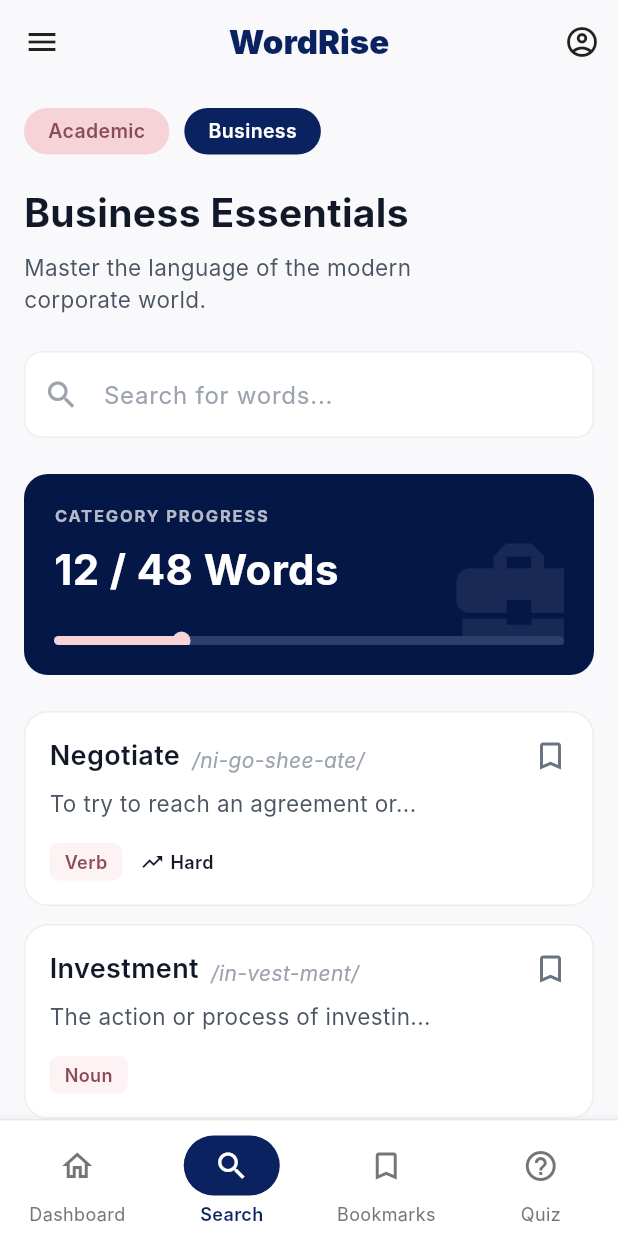
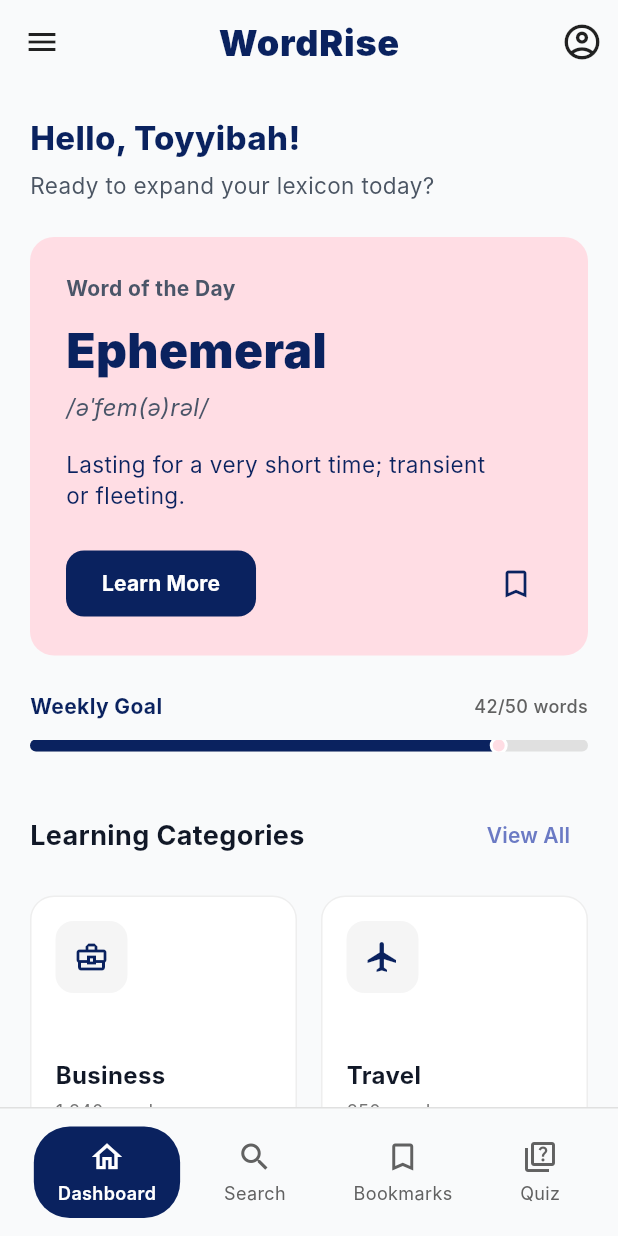
Before and after one commit to toyyibahnovianti-pixel/tugas_uas_mobile-programming, a Flutter app: the screen it shows after launch, on a phone screen of 412 x 824 dp. Run offline on Flutter 3.47's test engine with Material 3 defaults, Android fonts, the phone set to English and light mode, and no system bars; Roboto replaces fonts that are missing (Inter).

Commit message:
menambah kode dashboard di main.dart

```diff
--- a/lib/main.dart
+++ b/lib/main.dart
@@ -163,11 +163,11 @@
 }
 
 class _MainScreenState extends State<MainScreen> {
-  int _selectedIndex = 1;
+  int _selectedIndex = 0;
 
   final List<Widget> _pages = [
-    const Center(child: Text('Dashboard')),
     const HomeScreen(),
+    const Center(child: Text('Search')),
     const BookmarksScreen(),
     const Center(child: Text('Quiz')),
   ];
@@ -177,53 +177,65 @@
     return Scaffold(
       body: _pages[_selectedIndex],
       bottomNavigationBar: Container(
+        padding: const EdgeInsets.symmetric(vertical: 12, horizontal: 16),
         decoration: BoxDecoration(
-          border: Border(top: BorderSide(color: Colors.grey.shade200, width: 1)),
+          color: const Color(0xFFF9FAFB),
+          border: Border(top: BorderSide(color: Colors.grey.shade300, width: 1)),
         ),
-        child: BottomNavigationBar(
-          type: BottomNavigationBarType.fixed,
-          backgroundColor: Colors.white,
-          selectedItemColor: const Color(0xFF0A225F),
-          unselectedItemColor: Colors.grey.shade600,
-          selectedFontSize: 12,
-          unselectedFontSize: 12,
-          selectedLabelStyle: const TextStyle(fontWeight: FontWeight.w600),
-          currentIndex: _selectedIndex,
-          onTap: (index) {
-            setState(() {
-              _selectedIndex = index;
-            });
-          },
-          items: [
+        child: SafeArea(
+          child: Row(
+            mainAxisAlignment: MainAxisAlignment.spaceAround,
+            children: [
               _buildNavItem(Icons.home_outlined, 'Dashboard', 0),
               _buildNavItem(Icons.search, 'Search', 1),
               _buildNavItem(Icons.bookmark_border, 'Bookmarks', 2),
-            _buildNavItem(Icons.help_outline, 'Quiz', 3),
+              _buildNavItem(Icons.quiz_outlined, 'Quiz', 3),
             ],
+          ),
         ),
       ),
     );
   }
 
-  BottomNavigationBarItem _buildNavItem(IconData icon, String label, int index) {
+  Widget _buildNavItem(IconData icon, String label, int index) {
     bool isSelected = _selectedIndex == index;
-    return BottomNavigationBarItem(
-      icon: Container(
-        margin: const EdgeInsets.only(bottom: 4, top: 4),
-        padding: const EdgeInsets.symmetric(horizontal: 20, vertical: 8),
+    return GestureDetector(
+      onTap: () {
+        setState(() {
+          _selectedIndex = index;
+        });
+      },
+      child: AnimatedContainer(
+        duration: const Duration(milliseconds: 200),
+        padding: const EdgeInsets.symmetric(horizontal: 16, vertical: 8),
         decoration: isSelected
             ? BoxDecoration(
-                color: const Color(0xFF0A225F),
-                borderRadius: BorderRadius.circular(20),
+                color: const Color(0xFF0A225F), // Dark blue background for selected item
+                borderRadius: BorderRadius.circular(24),
               )
-            : const BoxDecoration(),
-        child: Icon(
+            : const BoxDecoration(
+                color: Colors.transparent,
+              ),
+        child: Column(
+          mainAxisSize: MainAxisSize.min,
+          children: [
+            Icon(
               icon,
-          color: isSelected ? Colors.white : Colors.grey.shade600,
+              color: isSelected ? Colors.white : Colors.grey.shade700,
               size: 24,
             ),
+            const SizedBox(height: 4),
+            Text(
+              label,
+              style: TextStyle(
+                color: isSelected ? Colors.white : Colors.grey.shade700,
+                fontSize: 12,
+                fontWeight: isSelected ? FontWeight.w600 : FontWeight.normal,
               ),
-      label: label,
+            ),
+          ],
+        ),
+      ),
     );
   }
 }
@@ -234,7 +246,7 @@
   @override
   Widget build(BuildContext context) {
     return Scaffold(
-      backgroundColor: const Color(0xFFF9F9FB),
+      backgroundColor: const Color(0xFFF9FAFB), // Very light gray from the design background
       appBar: AppBar(
         backgroundColor: Colors.transparent,
         elevation: 0,
@@ -247,143 +259,178 @@
           style: TextStyle(
             color: Color(0xFF0A225F),
             fontWeight: FontWeight.w900,
-            fontSize: 22,
+            fontSize: 24,
+            letterSpacing: 0.5,
           ),
         ),
         centerTitle: true,
         actions: [
           IconButton(
-            icon: const Icon(Icons.account_circle_outlined, color: Colors.black87),
+            icon: const Icon(Icons.account_circle_outlined, color: Colors.black87, size: 28),
             onPressed: () {},
           ),
         ],
       ),
       body: SingleChildScrollView(
-        padding: const EdgeInsets.all(16.0),
+        padding: const EdgeInsets.all(20.0),
         child: Column(
           crossAxisAlignment: CrossAxisAlignment.start,
           children: [
-            // Category Pills
-            Row(
+            // Greeting text
+            const Text(
+              'Hello, Toyyibah!',
+              style: TextStyle(
+                fontSize: 22,
+                fontWeight: FontWeight.w800,
+                color: Color(0xFF0A225F),
+              ),
+            ),
+            const SizedBox(height: 6),
+            const Text(
+              'Ready to expand your lexicon today?',
+              style: TextStyle(
+                fontSize: 15,
+                color: Color(0xFF4B5563),
+              ),
+            ),
+            const SizedBox(height: 24),
+
+            // Word of the Day Card
+            Container(
+              width: double.infinity,
+              padding: const EdgeInsets.all(24),
+              decoration: BoxDecoration(
+                color: const Color(0xFFFFDDE4), // Soft pink background
+                borderRadius: BorderRadius.circular(16),
+              ),
+              child: Column(
+                crossAxisAlignment: CrossAxisAlignment.start,
                 children: [
-                _buildCategoryPill('Academic', const Color(0xFFF5D3D9), const Color(0xFF8B4B59)),
-                const SizedBox(width: 10),
-                _buildCategoryPill('Business', const Color(0xFF0A225F), Colors.white),
-              ],
-            ),
-            const SizedBox(height: 20),
-            // Header Texts
                   const Text(
-              'Business Essentials',
+                    'Word of the Day',
                     style: TextStyle(
-                fontSize: 26,
-                fontWeight: FontWeight.bold,
-                color: Color(0xFF111827),
+                      color: Color(0xFF4A5568),
+                      fontWeight: FontWeight.w700,
+                      fontSize: 14,
                     ),
                   ),
                   const SizedBox(height: 8),
                   const Text(
-              'Master the language of the modern\ncorporate world.',
+                    'Ephemeral',
                     style: TextStyle(
+                      color: Color(0xFF0A225F),
+                      fontSize: 32,
+                      fontWeight: FontWeight.w900,
+                    ),
+                  ),
+                  const SizedBox(height: 4),
+                  const Text(
+                    '/əˈfem(ə)rəl/',
+                    style: TextStyle(
+                      color: Color(0xFF4A5568),
+                      fontSize: 16,
+                      fontStyle: FontStyle.italic,
+                    ),
+                  ),
+                  const SizedBox(height: 16),
+                  const Text(
+                    'Lasting for a very short time; transient\nor fleeting.',
+                    style: TextStyle(
+                      color: Color(0xFF0A225F),
                       fontSize: 15,
-                color: Color(0xFF4B5563),
                       height: 1.4,
                     ),
                   ),
                   const SizedBox(height: 24),
-            // Search Bar
-            Container(
-              decoration: BoxDecoration(
-                color: Colors.white,
+                  Row(
+                    mainAxisAlignment: MainAxisAlignment.spaceBetween,
+                    children: [
+                      ElevatedButton(
+                        onPressed: () {},
+                        style: ElevatedButton.styleFrom(
+                          backgroundColor: const Color(0xFF0A225F), // Dark blue matching theme
+                          foregroundColor: Colors.white,
+                          padding: const EdgeInsets.symmetric(horizontal: 24, vertical: 12),
+                          shape: RoundedRectangleBorder(
                             borderRadius: BorderRadius.circular(12),
-                border: Border.all(color: Colors.grey.shade200),
                           ),
-              child: const TextField(
-                decoration: InputDecoration(
-                  hintText: 'Search for words...',
-                  hintStyle: TextStyle(color: Color(0xFF9CA3AF)),
-                  prefixIcon: Icon(Icons.search, color: Color(0xFF9CA3AF)),
-                  border: InputBorder.none,
-                  contentPadding: EdgeInsets.symmetric(vertical: 16),
+                          elevation: 0,
                         ),
+                        child: const Text(
+                          'Learn More',
+                          style: TextStyle(fontWeight: FontWeight.bold),
+                        ),
+                      ),
+                      IconButton(
+                        icon: const Icon(Icons.bookmark_border, color: Color(0xFF0A225F)),
+                        onPressed: () {},
+                      ),
+                    ],
+                  ),
+                ],
               ),
             ),
             const SizedBox(height: 24),
-            // Progress Card
-            Container(
-              padding: const EdgeInsets.all(20),
-              decoration: BoxDecoration(
-                color: const Color(0xFF051747),
-                borderRadius: BorderRadius.circular(16),
-              ),
-              child: Stack(
+
+            // Weekly Goal Section
+            Row(
+              mainAxisAlignment: MainAxisAlignment.spaceBetween,
               children: [
-                  Positioned(
-                    right: -20,
-                    bottom: -20,
-                    child: Icon(
-                      Icons.business_center,
-                      size: 100,
-                      color: Colors.white.withOpacity(0.08),
+                const Text(
+                  'Weekly Goal',
+                  style: TextStyle(
+                    fontSize: 14,
+                    fontWeight: FontWeight.bold,
+                    color: Color(0xFF0A225F),
                   ),
                 ),
-                  Column(
-                    crossAxisAlignment: CrossAxisAlignment.start,
-                    children: [
-                      const Text(
-                        'CATEGORY PROGRESS',
+                Text(
+                  '42/50 words',
                   style: TextStyle(
-                          color: Colors.white70,
-                          fontSize: 11,
-                          fontWeight: FontWeight.bold,
-                          letterSpacing: 1.2,
+                    fontSize: 12,
+                    color: Colors.grey.shade700,
+                    fontWeight: FontWeight.w500,
                   ),
                 ),
-                      const SizedBox(height: 8),
-                      const Text(
-                        '12 / 48 Words',
-                        style: TextStyle(
-                          color: Colors.white,
-                          fontSize: 28,
-                          fontWeight: FontWeight.bold,
+              ],
+            ),
+            const SizedBox(height: 12),
+            // Custom Progress bar
+            LayoutBuilder(
+              builder: (context, constraints) {
+                final double progress = 42 / 50;
+                final double width = constraints.maxWidth;
+                return Stack(
+                  alignment: Alignment.centerLeft,
+                  children: [
+                    // Background track
+                    Container(
+                      width: width,
+                      height: 8,
+                      decoration: BoxDecoration(
+                        color: Colors.grey.shade300,
+                        borderRadius: BorderRadius.circular(4),
                       ),
                     ),
-                      const SizedBox(height: 24),
-                      // Progress bar track
-                      LayoutBuilder(
-                        builder: (context, constraints) {
-                          final progressWidth = constraints.maxWidth * (12 / 48);
-                          return Stack(
-                            clipBehavior: Clip.none,
-                            alignment: Alignment.centerLeft,
-                            children: [
-                              // Track
+                    // Progress fill
                     Container(
-                                height: 6,
-                                width: double.infinity,
+                      width: width * progress,
+                      height: 8,
                       decoration: BoxDecoration(
-                                  color: const Color(0xFF2C3E6B),
-                                  borderRadius: BorderRadius.circular(3),
+                        color: const Color(0xFF0A225F),
+                        borderRadius: BorderRadius.circular(4),
                       ),
                     ),
-                              // Progress
-                              Container(
-                                height: 6,
-                                width: progressWidth,
-                                decoration: BoxDecoration(
-                                  color: const Color(0xFFF5D3D9),
-                                  borderRadius: BorderRadius.circular(3),
-                                ),
-                              ),
-                              // Dot
+                    // Indicator dot
                     Positioned(
-                                left: progressWidth - 6,
+                      left: width * progress - 6,
                       child: Container(
                         width: 12,
                         height: 12,
-                                  decoration: const BoxDecoration(
-                                    color: Color(0xFFF5D3D9),
+                        decoration: BoxDecoration(
+                          color: const Color(0xFFFFDDE4), // Pink color matching theme
                           shape: BoxShape.circle,
+                          border: Border.all(color: Colors.white, width: 2), // Small white outline
                         ),
                       ),
                     ),
@@ -391,93 +438,115 @@
                 );
               },
             ),
+
+            const SizedBox(height: 32),
+
+            // Learning Categories header
+            Row(
+              mainAxisAlignment: MainAxisAlignment.spaceBetween,
+              children: [
+                const Text(
+                  'Learning Categories',
+                  style: TextStyle(
+                    fontSize: 18,
+                    fontWeight: FontWeight.bold,
+                    color: Color(0xFF111827),
+                  ),
+                ),
+                TextButton(
+                  onPressed: () {},
+                  child: const Text(
+                    'View All',
+                    style: TextStyle(
+                      color: Color(0xFF6B7AC4), // Text button color
+                      fontWeight: FontWeight.w600,
+                    ),
+                  ),
+                ),
+              ],
+            ),
+            const SizedBox(height: 16),
+
+            // Learning Categories Grid
+            GridView.count(
+              shrinkWrap: true,
+              physics: const NeverScrollableScrollPhysics(),
+              crossAxisCount: 2,
+              mainAxisSpacing: 16,
+              crossAxisSpacing: 16,
+              childAspectRatio: 1.05,
+              children: [
+                _buildCategoryCard('Business', '1,240 words', Icons.business_center_outlined),
+                _buildCategoryCard('Travel', '850 words', Icons.flight),
+                _buildCategoryCard('Academic', '2,100 words', Icons.school_outlined),
+                _buildCategoryCard('Daily Life', '3,420 words', Icons.home_outlined),
+              ],
+            ),
+            const SizedBox(height: 24),
+
+            // Mastery Score Card
+            Container(
+              padding: const EdgeInsets.symmetric(horizontal: 24, vertical: 24),
+              decoration: BoxDecoration(
+                color: const Color(0xFF0A225F), // Dark blue background
+                borderRadius: BorderRadius.circular(16),
+              ),
+              child: Row(
+                mainAxisAlignment: MainAxisAlignment.spaceBetween,
+                children: [
+                  Column(
+                    crossAxisAlignment: CrossAxisAlignment.start,
+                    children: [
+                      const Text(
+                        'Mastery Score',
+                        style: TextStyle(
+                          color: Colors.white,
+                          fontSize: 18,
+                          fontWeight: FontWeight.bold,
+                        ),
+                      ),
+                      const SizedBox(height: 8),
+                      Text(
+                        'Top 5% of learners this week',
+                        style: TextStyle(
+                          color: Colors.grey.shade300,
+                          fontSize: 13,
+                        ),
+                      ),
+                    ],
+                  ),
+                  Column(
+                    crossAxisAlignment: CrossAxisAlignment.end,
+                    children: [
+                      const Text(
+                        '840',
+                        style: TextStyle(
+                          color: Color(0xFFFFDDE4), // Pink color for the score
+                          fontSize: 32,
+                          fontWeight: FontWeight.w900,
+                        ),
+                      ),
+                      Text(
+                        'Points',
+                        style: TextStyle(
+                          color: Colors.grey.shade300,
+                          fontSize: 12,
+                        ),
+                      ),
                     ],
                   ),
                 ],
               ),
             ),
-            const SizedBox(height: 24),
-            // Vocabulary List
-            _buildWordCard(
-              context: context,
-              word: 'Negotiate',
-              pronunciation: '/ni-go-shee-ate/',
-              definition: 'To try to reach an agreement or...',
-              type: 'Verb',
-              difficulty: 'Hard',
-            ),
-            _buildWordCard(
-              context: context,
-              word: 'Investment',
-              pronunciation: '/in-vest-ment/',
-              definition: 'The action or process of investin...',
-              type: 'Noun',
-            ),
-            _buildWordCard(
-              context: context,
-              word: 'Revenue',
-              pronunciation: '/rev-uh-noo/',
-              definition: 'Income, especially when of an...',
-              type: 'Noun',
-            ),
-            _buildWordCard(
-              context: context,
-              word: 'Liability',
-              pronunciation: '/lye-uh-bil-ih-tee/',
-              definition: 'The state of being responsible f...',
-              type: 'Noun',
-            ),
-            _buildWordCard(
-              context: context,
-              word: 'Equity',
-              pronunciation: '/ek-wih-tee/',
-              definition: 'The value of the shares issued b...',
-              type: 'Noun',
-            ),
-            const SizedBox(height: 20),
+            const SizedBox(height: 20), // Bottom padding
           ],
         ),
       ),
     );
   }
 
-  Widget _buildCategoryPill(String text, Color bgColor, Color textColor) {
+  Widget _buildCategoryCard(String title, String subtitle, IconData icon) {
     return Container(
-      padding: const EdgeInsets.symmetric(horizontal: 16, vertical: 6),
-      decoration: BoxDecoration(
-        color: bgColor,
-        borderRadius: BorderRadius.circular(20),
-      ),
-      child: Text(
-        text,
-        style: TextStyle(
-          color: textColor,
-          fontSize: 13,
-          fontWeight: FontWeight.w600,
-        ),
-      ),
-    );
-  }
-
-  Widget _buildWordCard({
-    required BuildContext context,
-    required String word,
-    required String pronunciation,
-    required String definition,
-    required String type,
-    String? difficulty,
-  }) {
-    return GestureDetector(
-      onTap: () {
-        Navigator.push(
-          context,
-          MaterialPageRoute(
-            builder: (context) => const WordDetailScreen(),
-          ),
-        );
-      },
-      child: Container(
-      margin: const EdgeInsets.only(bottom: 12),
       padding: const EdgeInsets.all(16),
       decoration: BoxDecoration(
         color: Colors.white,
@@ -487,77 +556,33 @@
       child: Column(
         crossAxisAlignment: CrossAxisAlignment.start,
         children: [
-          Row(
-            mainAxisAlignment: MainAxisAlignment.spaceBetween,
-            children: [
-              Row(
-                crossAxisAlignment: CrossAxisAlignment.end,
-                children: [
+          Container(
+            padding: const EdgeInsets.all(12),
+            decoration: BoxDecoration(
+              color: Colors.grey.shade100,
+              borderRadius: BorderRadius.circular(12),
+            ),
+            child: Icon(icon, color: const Color(0xFF0A225F), size: 24),
+          ),
+          const Spacer(),
           Text(
-                    word,
+            title,
             style: const TextStyle(
-                      fontSize: 18,
-                      fontWeight: FontWeight.w600,
+              fontSize: 16,
+              fontWeight: FontWeight.bold,
               color: Color(0xFF111827),
             ),
           ),
-                  const SizedBox(width: 8),
+          const SizedBox(height: 4),
           Text(
-                    pronunciation,
-                    style: const TextStyle(
-                      fontSize: 14,
-                      color: Color(0xFF9CA3AF),
-                      fontStyle: FontStyle.italic,
+            subtitle,
+            style: TextStyle(
+              fontSize: 12,
+              color: Colors.grey.shade600,
             ),
           ),
         ],
       ),
-              const Icon(Icons.bookmark_border, color: Color(0xFF6B7280)),
-            ],
-          ),
-          const SizedBox(height: 8),
-          Text(
-            definition,
-            style: const TextStyle(
-              fontSize: 15,
-              color: Color(0xFF4B5563),
-            ),
-          ),
-          const SizedBox(height: 16),
-          Row(
-            children: [
-              Container(
-                padding: const EdgeInsets.symmetric(horizontal: 10, vertical: 4),
-                decoration: BoxDecoration(
-                  color: const Color(0xFFFDF2F4),
-                  borderRadius: BorderRadius.circular(6),
-                ),
-                child: Text(
-                  type,
-                  style: const TextStyle(
-                    color: Color(0xFF8B4B59),
-                    fontSize: 12,
-                    fontWeight: FontWeight.w600,
-                  ),
-                ),
-              ),
-              if (difficulty != null) ...[
-                const SizedBox(width: 12),
-                const Icon(Icons.trending_up, size: 16, color: Color(0xFF111827)),
-                const SizedBox(width: 4),
-                Text(
-                  difficulty,
-                  style: const TextStyle(
-                    fontSize: 12,
-                    fontWeight: FontWeight.w600,
-                    color: Color(0xFF111827),
-                  ),
-                ),
-              ]
-            ],
-          ),
-        ],
-      ),
-    ));
+    );
   }
 }
```
Lines whose indentation alone changed are shown as unchanged.
